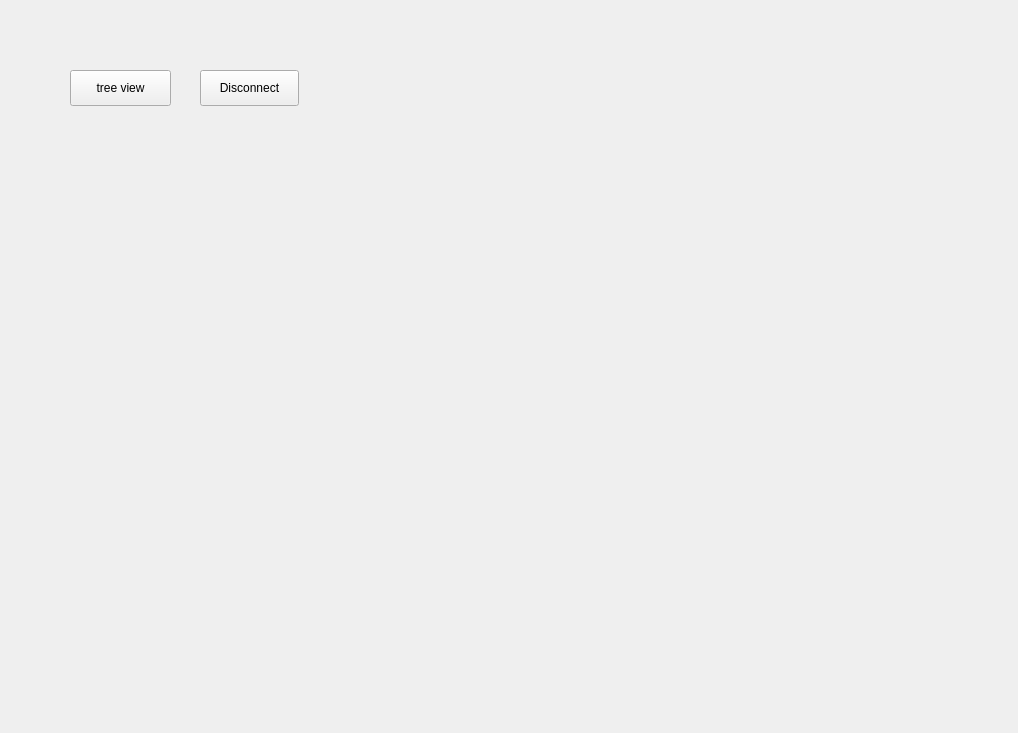
RadekManak/icp-proj, file src/src/qt/mainwindow.ui: the form before one commit.
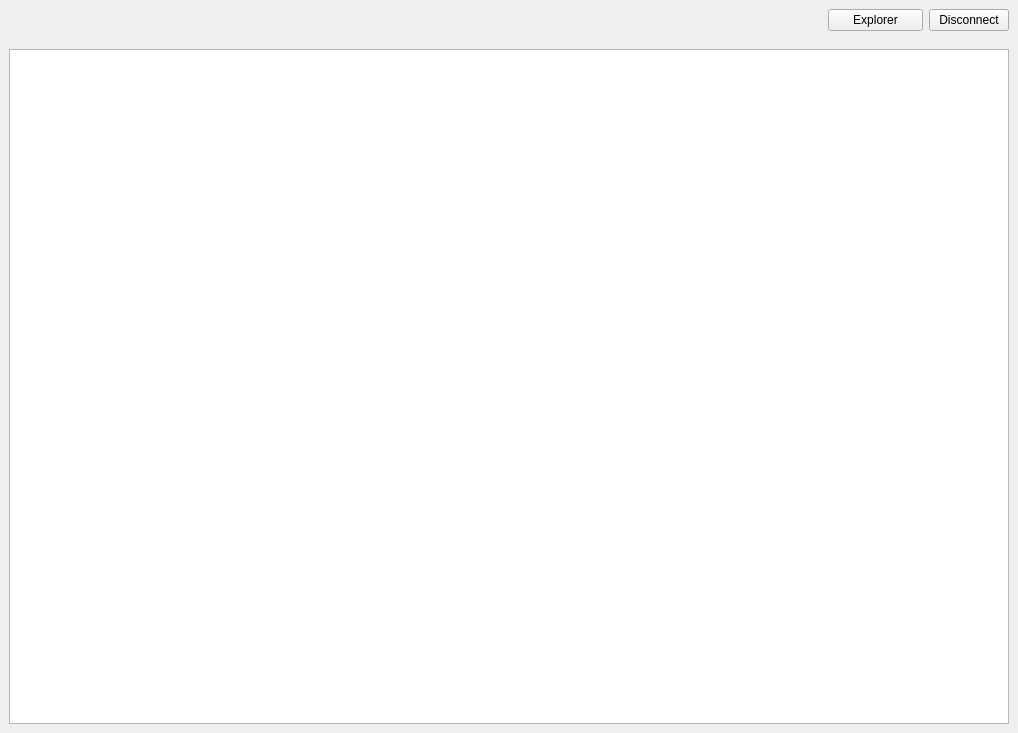
The form after the commit. The open tabs and pages were chosen to show the change. Custom widgets are drawn as their Qt base class.

Commit message: Make dashboard view less scuffed

Diff of the .ui file:
```diff
--- a/src/src/qt/mainwindow.ui
+++ b/src/src/qt/mainwindow.ui
@@ -533,32 +533,71 @@
        </layout>
       </widget>
       <widget class="QWidget" name="dashboard">
-       <widget class="QPushButton" name="pushButton_disconnect_2">
-        <property name="geometry">
-         <rect>
-          <x>200</x>
-          <y>70</y>
-          <width>99</width>
-          <height>36</height>
-         </rect>
+       <layout class="QVBoxLayout" name="verticalLayout_7">
+        <property name="spacing">
+         <number>0</number>
         </property>
-        <property name="text">
-         <string>Disconnect</string>
+        <property name="leftMargin">
+         <number>0</number>
         </property>
-       </widget>
-       <widget class="QPushButton" name="pushButton_explorer">
-        <property name="geometry">
-         <rect>
-          <x>70</x>
-          <y>70</y>
-          <width>101</width>
-          <height>36</height>
-         </rect>
+        <property name="topMargin">
+         <number>0</number>
         </property>
-        <property name="text">
-         <string>tree view</string>
+        <property name="rightMargin">
+         <number>0</number>
         </property>
-       </widget>
+        <property name="bottomMargin">
+         <number>0</number>
+        </property>
+        <item>
+         <widget class="QWidget" name="widget_5" native="true">
+          <layout class="QHBoxLayout" name="horizontalLayout_8">
+           <item>
+            <spacer name="horizontalSpacer_5">
+             <property name="orientation">
+              <enum>Qt::Horizontal</enum>
+             </property>
+             <property name="sizeHint" stdset="0">
+              <size>
+               <width>40</width>
+               <height>20</height>
+              </size>
+             </property>
+            </spacer>
+           </item>
+           <item>
+            <widget class="QPushButton" name="pushButton_explorer">
+             <property name="minimumSize">
+              <size>
+               <width>95</width>
+               <height>0</height>
+              </size>
+             </property>
+             <property name="text">
+              <string>Explorer</string>
+             </property>
+            </widget>
+           </item>
+           <item>
+            <widget class="QPushButton" name="pushButton_disconnect_2">
+             <property name="text">
+              <string>Disconnect</string>
+             </property>
+            </widget>
+           </item>
+          </layout>
+         </widget>
+        </item>
+        <item>
+         <widget class="QWidget" name="widget_6" native="true">
+          <layout class="QGridLayout" name="gridLayout_2">
+           <item row="0" column="0">
+            <widget class="QTableWidget" name="tableWidget"/>
+           </item>
+          </layout>
+         </widget>
+        </item>
+       </layout>
       </widget>
      </widget>
     </item>
```
Left out of the diff: 34 changed lines with no effect on the pictures. The commit also changes 1 other file.
